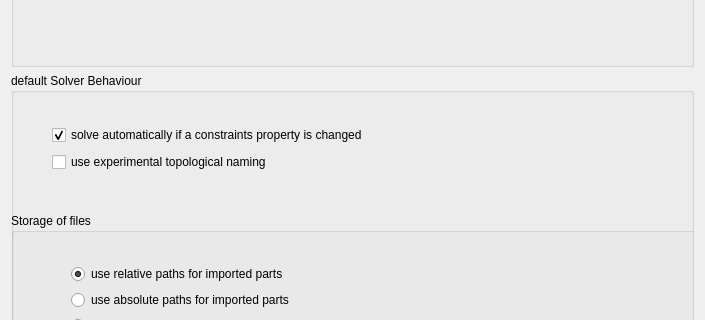
First picture: the form in GuiA2p/Resources/ui/a2p_prefs.ui, repository kbwbe/A2plus, before the edit; both pictures show x 0 to 705 and y 296 to 616 of the 705 by 731 pixel window.
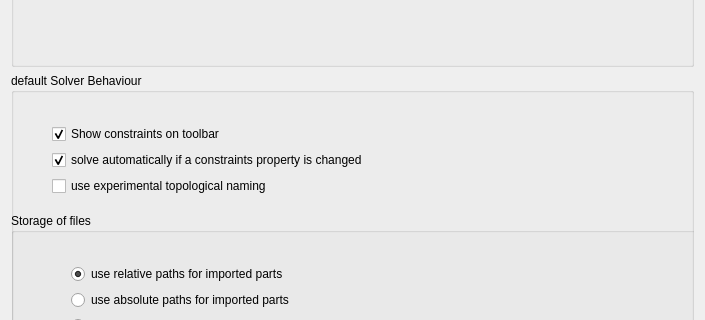
Second picture: the form after the edit. Custom widgets are drawn as their Qt base class.

Commit message: new preferences entry: showConstraintsOnToolbar

```diff
--- a/GuiA2p/Resources/ui/a2p_prefs.ui
+++ b/GuiA2p/Resources/ui/a2p_prefs.ui
@@ -196,10 +196,26 @@
         <x>30</x>
         <y>40</y>
         <width>521</width>
-        <height>71</height>
+        <height>95</height>
        </rect>
       </property>
       <layout class="QVBoxLayout" name="verticalLayout_4">
+       <item>
+        <widget class="Gui::PrefCheckBox" name="checkBox_4">
+         <property name="text">
+          <string>Show constraints on toolbar</string>
+         </property>
+         <property name="checked">
+          <bool>true</bool>
+         </property>
+         <property name="prefEntry" stdset="0">
+          <cstring>showConstraintsOnToolbar</cstring>
+         </property>
+         <property name="prefPath" stdset="0">
+          <cstring>Mod/A2plus</cstring>
+         </property>
+        </widget>
+       </item>
        <item>
         <widget class="Gui::PrefCheckBox" name="checkBox_2">
          <property name="text">
```
The commit also changes 3 other files.
